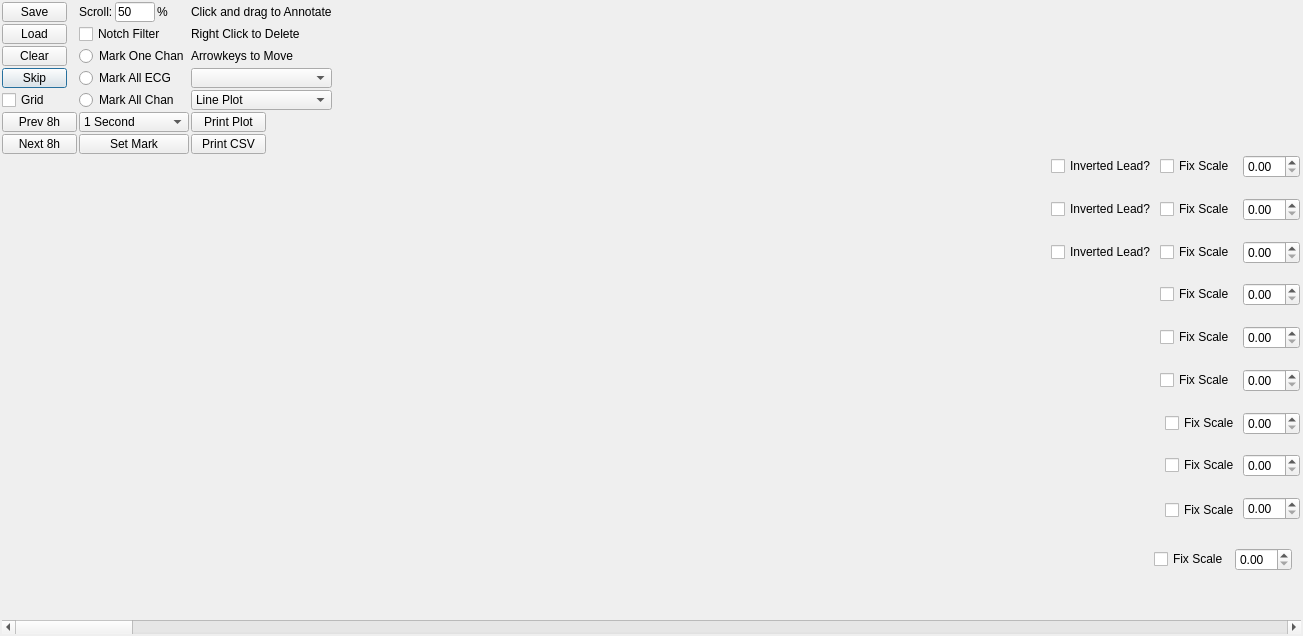
Old version of the form source/deep_entropy_x/noise_marking_gui/noise_marking_gui.ui in the repository MiraWelner/QTVI.
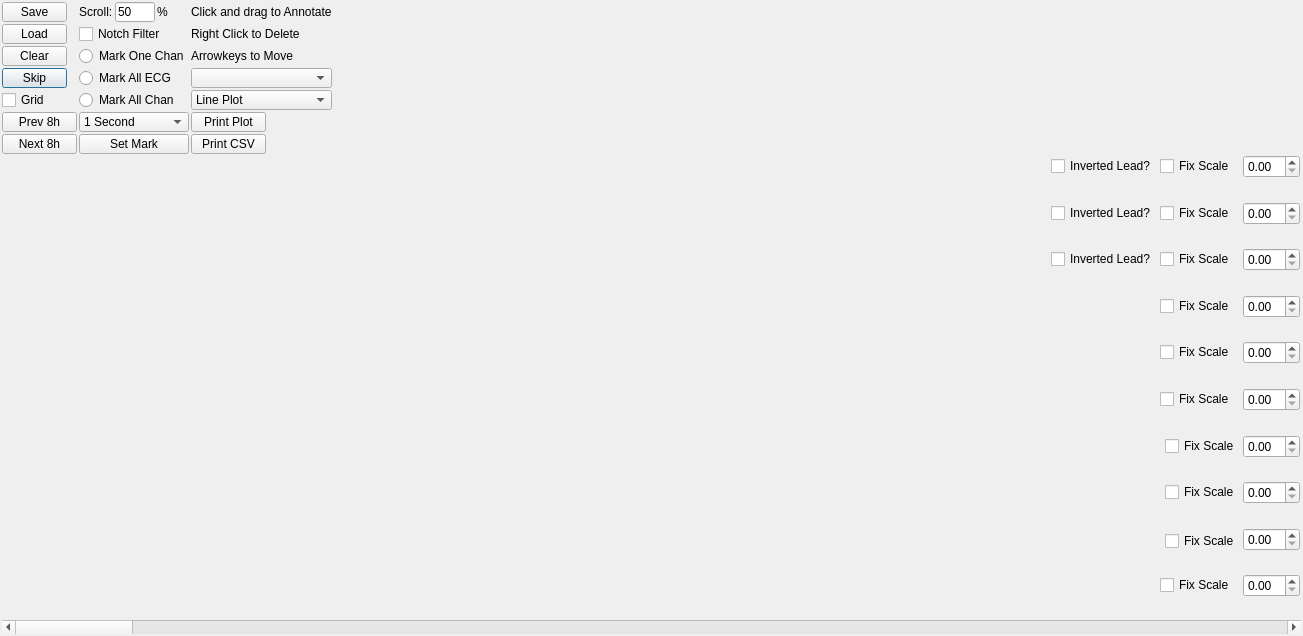
New version of the form. Custom widgets are drawn as their Qt base class.

What changed in the file:
```diff
--- a/source/deep_entropy_x/noise_marking_gui/noise_marking_gui.ui
+++ b/source/deep_entropy_x/noise_marking_gui/noise_marking_gui.ui
@@ -19,7 +19,7 @@
   <property name="windowTitle">
    <string>PPG/ECG Noise Marker</string>
   </property>
-  <layout class="QVBoxLayout" name="verticalLayout" stretch="0,1,0,0">
+  <layout class="QVBoxLayout" name="verticalLayout" stretch="0,1,0">
    <property name="spacing">
     <number>0</number>
    </property>
@@ -620,7 +620,7 @@
     </layout>
    </item>
    <item>
-    <layout class="QVBoxLayout" name="main_plots" stretch="1,1,1,1,1,1,1,1,1">
+    <layout class="QVBoxLayout" name="main_plots" stretch="1,1,1,1,1,1,1,1,1,1">
      <property name="spacing">
       <number>0</number>
      </property>
@@ -1560,26 +1560,79 @@
        </layout>
       </widget>
      </item>
-    </layout>
-   </item>
    <item>
     <widget class="QChartView" name="spo2_shhs_plot" native="true">
+       <property name="sizePolicy">
+        <sizepolicy hsizetype="Expanding" vsizetype="Expanding">
+         <horstretch>1</horstretch>
+         <verstretch>1</verstretch>
+        </sizepolicy>
+       </property>
+       <property name="minimumSize">
+        <size>
+         <width>0</width>
+         <height>10</height>
+        </size>
+       </property>
      <layout class="QGridLayout" name="gridLayout_10">
+        <property name="leftMargin">
+         <number>0</number>
+        </property>
+        <property name="topMargin">
+         <number>1</number>
+        </property>
+        <property name="rightMargin">
+         <number>1</number>
+        </property>
+        <property name="bottomMargin">
+         <number>0</number>
+        </property>
+        <property name="horizontalSpacing">
+         <number>3</number>
+        </property>
+        <property name="verticalSpacing">
+         <number>0</number>
+        </property>
       <item row="0" column="2">
        <widget class="QCheckBox" name="spo2_check">
+          <property name="minimumSize">
+           <size>
+            <width>80</width>
+            <height>10</height>
+           </size>
+          </property>
+          <property name="focusPolicy">
+           <enum>Qt::FocusPolicy::NoFocus</enum>
+          </property>
         <property name="text">
          <string>Fix Scale</string>
         </property>
        </widget>
       </item>
-      <item row="1" column="1">
+        <item row="0" column="3">
+         <widget class="QDoubleSpinBox" name="spo2_gain">
+          <property name="minimumSize">
+           <size>
+            <width>0</width>
+            <height>10</height>
+           </size>
+          </property>
+         </widget>
+        </item>
+        <item row="0" column="0">
        <spacer name="horizontalSpacer_10">
+          <property name="minimumSize">
+           <size>
+            <width>0</width>
+            <height>10</height>
+           </size>
+          </property>
         <property name="orientation">
          <enum>Qt::Orientation::Horizontal</enum>
         </property>
         <property name="sizeHint" stdset="0">
          <size>
-          <width>849</width>
+            <width>1205</width>
           <height>20</height>
          </size>
         </property>
@@ -1587,22 +1640,27 @@
       </item>
       <item row="1" column="2">
        <spacer name="verticalSpacer_10">
+          <property name="minimumSize">
+           <size>
+            <width>0</width>
+            <height>10</height>
+           </size>
+          </property>
         <property name="orientation">
          <enum>Qt::Orientation::Vertical</enum>
         </property>
         <property name="sizeHint" stdset="0">
          <size>
           <width>20</width>
-          <height>40</height>
+            <height>160</height>
          </size>
         </property>
        </spacer>
       </item>
-      <item row="0" column="3">
-       <widget class="QDoubleSpinBox" name="spo2_gain"/>
-      </item>
-     </layout>
-    </widget>
+       </layout>
+      </widget>
+     </item>
+    </layout>
    </item>
    <item>
     <widget class="QScrollBar" name="chunk_scrollbar">
```
Lines whose indentation alone changed are shown as unchanged.
